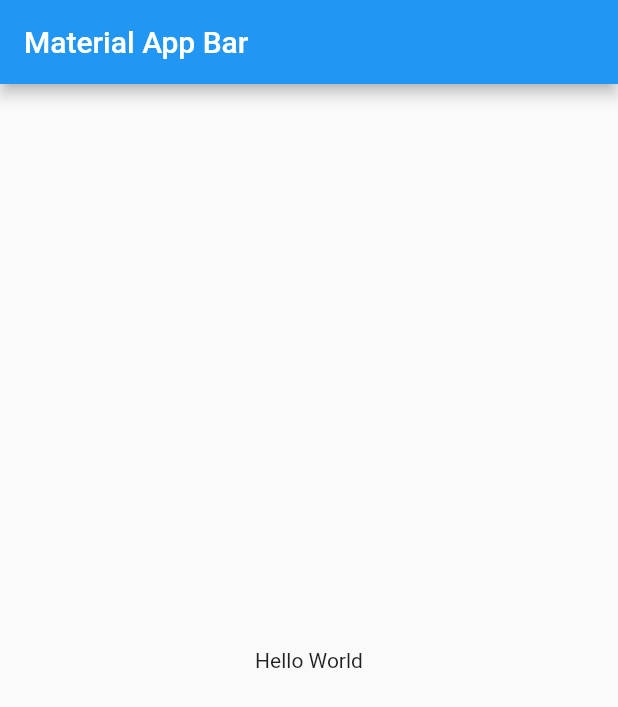
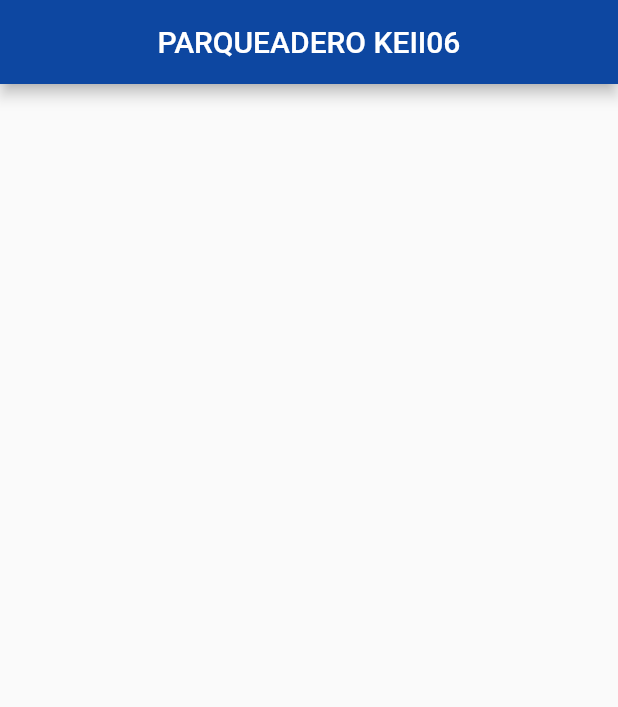
Before and after one commit to semillasbabel/keiler_parqueadero, a Flutter app: the screen it shows after launch, on a phone screen of 412 x 824 dp. Shown: the top 707 px of the screen. Run offline on Flutter 3.47's test engine with Material 2 defaults, Android fonts, the phone set to English and light mode, and no system bars.

Commit message:
Creación de la ventana principal del programa

```diff
--- /dev/null
+++ b/lib/Views/MainView.dart
@@ -0,0 +1,23 @@
+// ignore_for_file: file_names
+
+import 'package:flutter/material.dart';
+
+class MainView extends StatefulWidget {
+  const MainView({Key? key}) : super(key: key);
+
+  @override
+  State<MainView> createState() => _MainViewState();
+}
+
+class _MainViewState extends State<MainView> {
+  @override
+  Widget build(BuildContext context) {
+    return Scaffold(
+      appBar: AppBar(
+        backgroundColor: Colors.blue.shade900,
+        title: const Text("PARQUEADERO KEII06"),
+        centerTitle: true,
+      ),
+    );
+  }
+}
--- a/lib/main.dart
+++ b/lib/main.dart
@@ -1,4 +1,5 @@
 import 'package:flutter/material.dart';
+import 'package:keiler_parqueadero/Views/MainView.dart';
 
 void main() => runApp(MyApp());
 
@@ -8,15 +9,10 @@ class MyApp extends StatelessWidget {
   @override
   Widget build(BuildContext context) {
     return MaterialApp(
-      title: 'Material App',
-      home: Scaffold(
-        appBar: AppBar(
-          title: const Text('Material App Bar'),
-        ),
-        body: const Center(
-          child: Text('Hello World'),
-        ),
-      ),
-    );
+        title: 'PARQUEADERO KEII06',
+        initialRoute: "MainView",
+        routes: {
+          "MainView": (BuildContext context) => const MainView(),
+        });
   }
 }
```
